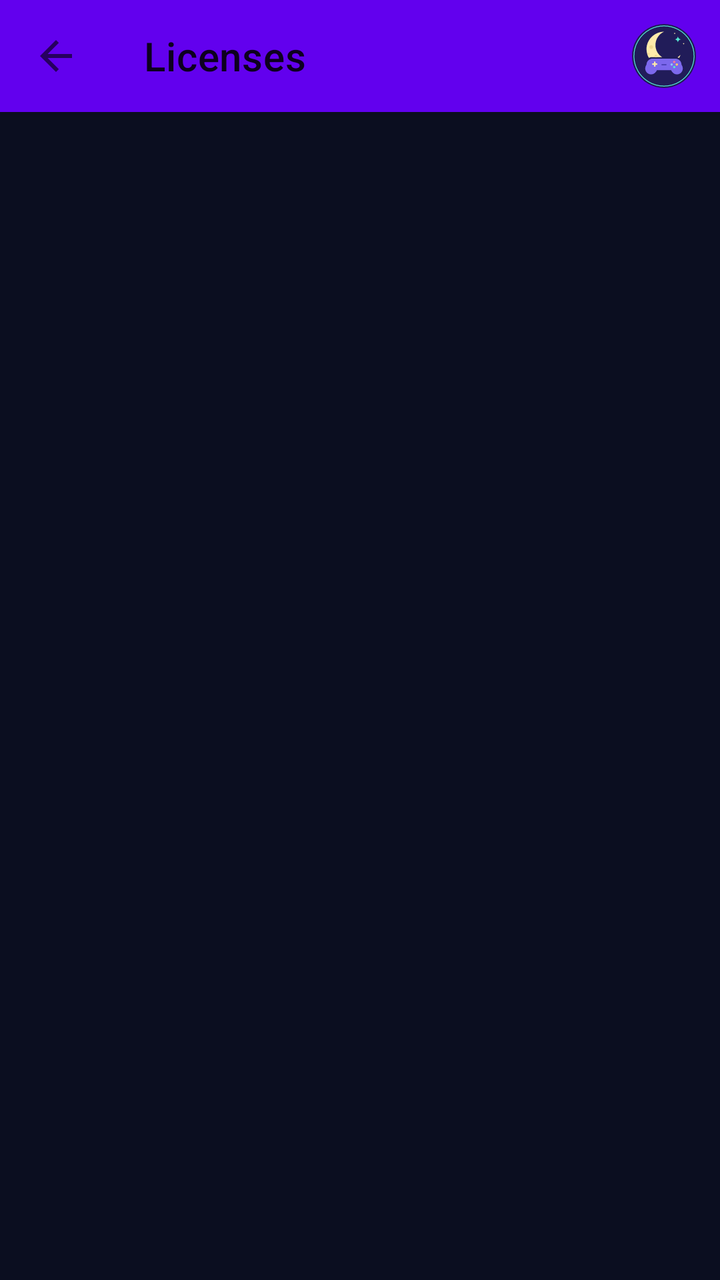
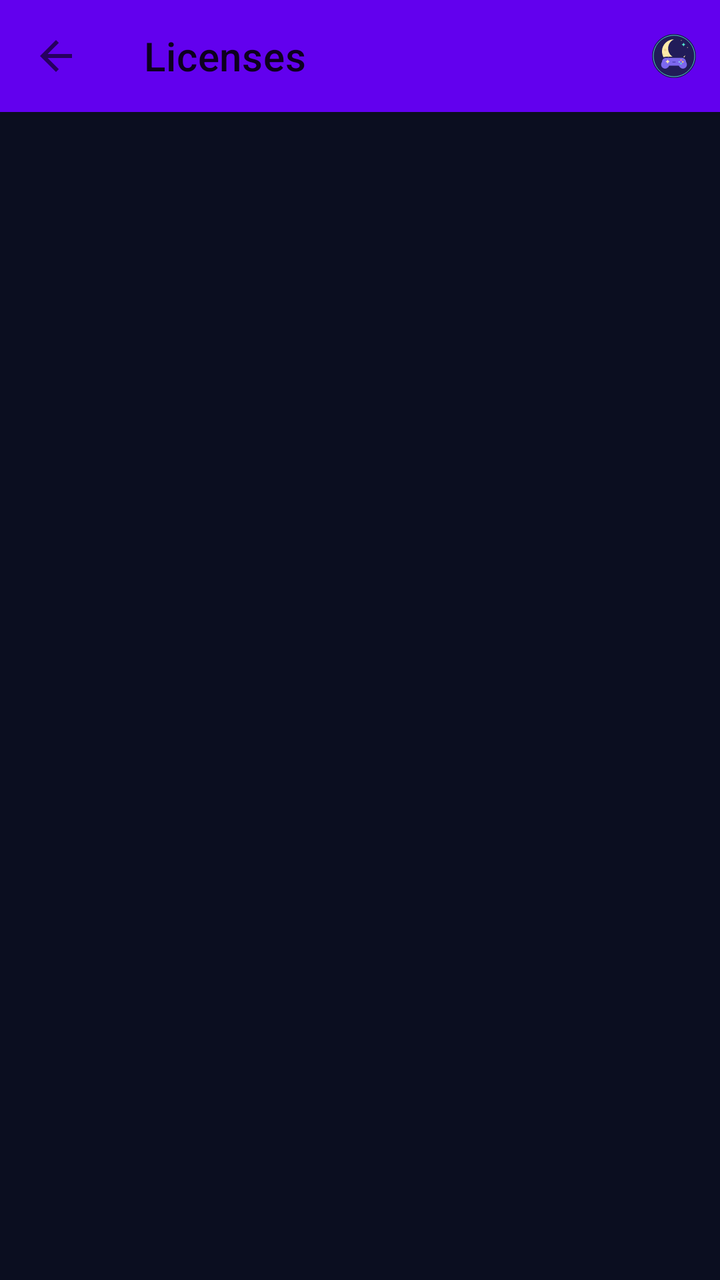

Screens rendered from an Android XML layout before and after an edit, with the pre-edit source and the edit as a unified diff.
<!-- AndroidManifest.xml: fallback theme Theme.MaterialComponents.DayNight.NoActionBar -->
<!-- res/layout/fragment_licenses.xml -->
<?xml version="1.0" encoding="utf-8"?>
<androidx.coordinatorlayout.widget.CoordinatorLayout xmlns:android="http://schemas.android.com/apk/res/android"
    xmlns:app="http://schemas.android.com/apk/res-auto"
    android:id="@+id/coordinator_licenses"
    android:layout_width="match_parent"
    android:layout_height="match_parent"
    android:background="@drawable/moonwitch_background">

    <com.google.android.material.appbar.AppBarLayout
        android:id="@+id/appbar_licenses"
        android:layout_width="match_parent"
        android:layout_height="wrap_content"
        android:fitsSystemWindows="true"
        android:touchscreenBlocksFocus="false">

        <com.google.android.material.appbar.MaterialToolbar
            android:id="@+id/toolbar_licenses"
            android:layout_width="match_parent"
            android:layout_height="?attr/actionBarSize"
            android:touchscreenBlocksFocus="false"
            app:title="@string/licenses"
            app:navigationIcon="@drawable/ic_back" ><ImageView android:layout_width="32dp" android:layout_height="32dp" android:layout_gravity="end" android:layout_marginEnd="12dp" android:src="@drawable/ic_moonwitch_mark" android:importantForAccessibility="no"/></com.google.android.material.appbar.MaterialToolbar>

    </com.google.android.material.appbar.AppBarLayout>

    <androidx.recyclerview.widget.RecyclerView
        android:id="@+id/list_licenses"
        android:layout_width="match_parent"
        android:layout_height="match_parent"
        app:layout_behavior="@string/appbar_scrolling_view_behavior" />

</androidx.coordinatorlayout.widget.CoordinatorLayout>
<!-- resources referenced by this layout -->
<resources>
  <!-- drawable ic_back (drawable) -->
  <vector xmlns:android="http://schemas.android.com/apk/res/android"
      android:width="24dp"
      android:height="24dp"
      android:autoMirrored="true"
      android:viewportWidth="24"
      android:viewportHeight="24">
      <path
          android:fillColor="?attr/colorControlNormal"
          android:pathData="M20,11H7.83l5.59,-5.59L12,4l-8,8 8,8 1.41,-1.41L7.83,13H20v-2z" />
  </vector>
  <!-- drawable ic_moonwitch_mark: vector/xml drawable (drawable, 2291 chars, omitted) -->
  <!-- drawable moonwitch_background (drawable) -->
  <shape xmlns:android="http://schemas.android.com/apk/res/android"><solid android:color="@color/mw_reform_bg"/></shape>
  <string name="licenses">Licenses</string>
  <color name="mw_reform_bg">#0B0E20</color>
</resources>

<!-- the commit's change to res/layout/fragment_licenses.xml (unified diff, before → after) -->
@@ -19,7 +19,7 @@
             android:layout_height="?attr/actionBarSize"
             android:touchscreenBlocksFocus="false"
             app:title="@string/licenses"
-            app:navigationIcon="@drawable/ic_back" ><ImageView android:layout_width="32dp" android:layout_height="32dp" android:layout_gravity="end" android:layout_marginEnd="12dp" android:src="@drawable/ic_moonwitch_mark" android:importantForAccessibility="no"/></com.google.android.material.appbar.MaterialToolbar>
+            app:navigationIcon="@drawable/ic_back" ><ImageView android:layout_width="22dp" android:layout_height="22dp" android:layout_gravity="end" android:layout_marginEnd="12dp" android:src="@drawable/ic_moonwitch_mark" android:importantForAccessibility="no"/></com.google.android.material.appbar.MaterialToolbar>
 
     </com.google.android.material.appbar.AppBarLayout>
 
